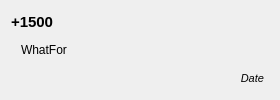
Above: FinancialManager/Content/History/Components/recordhistoryitemwidget.ui from Aethermeister/FinancialManager before the change. Below: the same form after it.
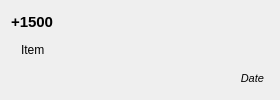
That is the form after the change.

Commit message:
WhatFor changed to Item
In the Record struct the member WhatFor has been changed to Item

.qss updated to support new namespaces

The edit to the form file:
```diff
--- a/FinancialManager/Content/History/Components/recordhistoryitemwidget.ui
+++ b/FinancialManager/Content/History/Components/recordhistoryitemwidget.ui
@@ -51,7 +51,7 @@
       </font>
      </property>
      <property name="text">
-      <string>WhatFor</string>
+      <string>Item</string>
      </property>
      <property name="indent">
       <number>10</number>
```
Left out of the diff: 2 changed lines with no effect on the pictures. The commit also changes 14 other files.
